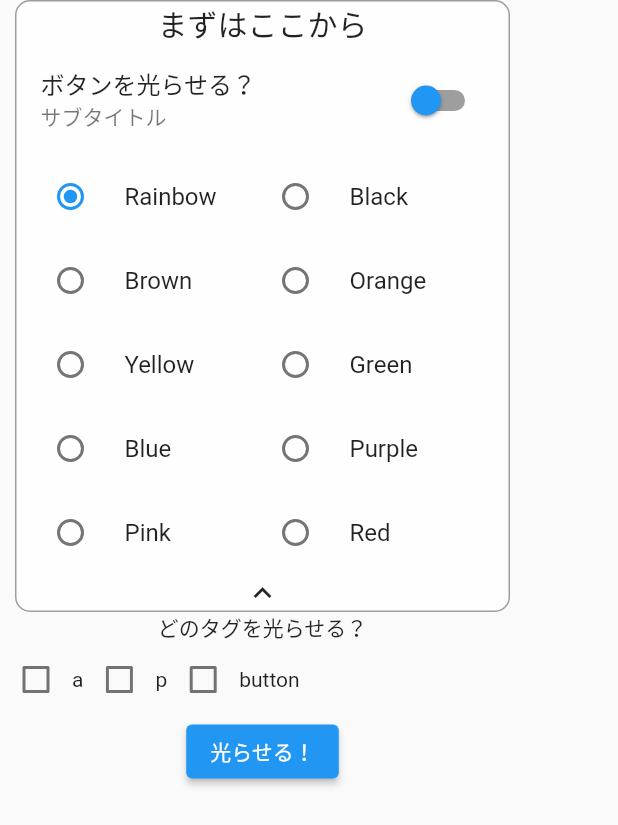
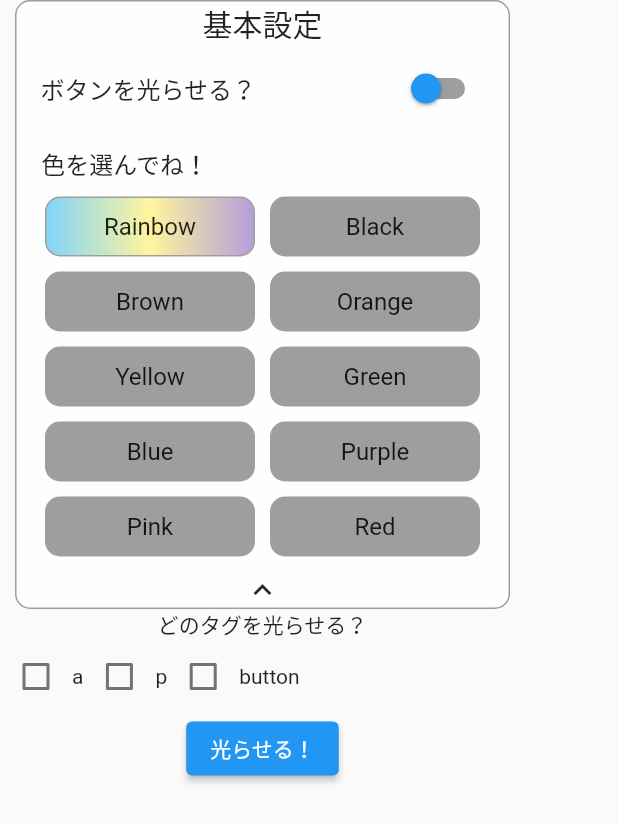
Before and after one commit to futa-ai/rainbow-button, a Flutter app: the screen it shows after launch, on a phone screen of 412 x 824 dp. Shown: the top 825 px of the screen. Run offline on Flutter 3.47's test engine with Material 2 defaults, Android fonts, the light colour scheme and no system bars.

Commit message:
色選択時のラジオボタンを変更しUIを改善

```diff
--- a/flutter_project/lib/main.dart
+++ b/flutter_project/lib/main.dart
@@ -58,17 +58,16 @@ class _MyHomePageState extends State<MyHomePage> {
           children: [
             Container(
               width: 330,
-              // height: 60,
               decoration: BoxDecoration(
                 border: Border.all(color: Colors.grey),
                 borderRadius: BorderRadius.circular(10),
                 color: Colors.white70,
               ),
               child: Column(
+                crossAxisAlignment: CrossAxisAlignment.center,
                 children: [
                   InkWell(
                     onTap: () {
-                      debugPrint('押した');
                       setState(() {
                         _isOpened[0] = !_isOpened[0];
                       });
@@ -80,7 +79,7 @@ class _MyHomePageState extends State<MyHomePage> {
                           height: 30,
                           child: Center(
                             child: Text(
-                              'まずはここから',
+                              '基本設定',
                               style: TextStyle(
                                 fontSize: 20,
                               ),
@@ -90,7 +89,6 @@ class _MyHomePageState extends State<MyHomePage> {
                       ],
                     ),
                   ),
-                  // (_isOpened[0]) ?
                   () {
                     if (_isOpened[0]) {
                       return Column(
@@ -109,119 +107,10 @@ class _MyHomePageState extends State<MyHomePage> {
                             //   size: 50.0,
                             // ),
                             title: const Text('ボタンを光らせる？'),
-                            subtitle: const Text('サブタイトル'),
                             onChanged: _changeSwitch,
                           ),
-                          Row(
-                            children: [
-                              SizedBox(
-                                width: 150,
-                                child: RadioListTile(
-                                  title: const Text('Rainbow'),
-                                  value: RadioValue.RAINBOW,
-                                  groupValue: _gValue,
-                                  onChanged: (value) => _onRadioSelected(value),
-                                ),
-                              ),
-                              SizedBox(
-                                width: 150,
-                                child: RadioListTile(
-                                  title: const Text('Black'),
-                                  value: RadioValue.BLACK,
-                                  groupValue: _gValue,
-                                  onChanged: (value) => _onRadioSelected(value),
-                                ),
-                              ),
-                            ],
-                          ),
-                          Row(
-                            children: [
-                              SizedBox(
-                                width: 150,
-                                child: RadioListTile(
-                                  title: const Text('Brown'),
-                                  value: RadioValue.BROWN,
-                                  groupValue: _gValue,
-                                  onChanged: (value) => _onRadioSelected(value),
-                                ),
-                              ),
-                              SizedBox(
-                                width: 150,
-                                child: RadioListTile(
-                                  title: const Text('Orange'),
-                                  value: RadioValue.ORANGE,
-                                  groupValue: _gValue,
-                                  onChanged: (value) => _onRadioSelected(value),
-                                ),
-                              ),
-                            ],
-                          ),
-                          Row(
-                            children: [
-                              SizedBox(
-                                width: 150,
-                                child: RadioListTile(
-                                  title: const Text('Yellow'),
-                                  value: RadioValue.YELLOW,
-                                  groupValue: _gValue,
-                                  onChanged: (value) => _onRadioSelected(value),
-                                ),
-                              ),
-                              SizedBox(
-                                width: 150,
-                                child: RadioListTile(
-                                  title: const Text('Green'),
-                                  value: RadioValue.GREEN,
-                                  groupValue: _gValue,
-                                  onChanged: (value) => _onRadioSelected(value),
-                                ),
-                              ),
-                            ],
-                          ),
-                          Row(
-                            children: [
-                              SizedBox(
-                                width: 150,
-                                child: RadioListTile(
-                                  title: const Text('Blue'),
-                                  value: RadioValue.BLUE,
-                                  groupValue: _gValue,
-                                  onChanged: (value) => _onRadioSelected(value),
-                                ),
-                              ),
-                              SizedBox(
-                                width: 150,
-                                child: RadioListTile(
-                                  title: const Text('Purple'),
-                                  value: RadioValue.PURPLE,
-                                  groupValue: _gValue,
-                                  onChanged: (value) => _onRadioSelected(value),
-                                ),
-                              ),
-                            ],
-                          ),
-                          Row(
-                            children: [
-                              SizedBox(
-                                width: 150,
-                                child: RadioListTile(
-                                  title: const Text('Pink'),
-                                  value: RadioValue.PINK,
-                                  groupValue: _gValue,
-                                  onChanged: (value) => _onRadioSelected(value),
-                                ),
-                              ),
-                              SizedBox(
-                                width: 150,
-                                child: RadioListTile(
-                                  title: const Text('Red'),
-                                  value: RadioValue.RED,
-                                  groupValue: _gValue,
-                                  onChanged: (value) => _onRadioSelected(value),
-                                ),
-                              ),
-                            ],
-                          ),
+                          const SizedBox(height: 10),
+                          _colorChoiceButton(),
                         ],
                       );
                     } else {
@@ -230,7 +119,6 @@ class _MyHomePageState extends State<MyHomePage> {
                   }(),
                   InkWell(
                     onTap: () {
-                      debugPrint('押した');
                       setState(() {
                         _isOpened[0] = !_isOpened[0];
                       });
@@ -339,15 +227,181 @@ class _MyHomePageState extends State<MyHomePage> {
     );
   }
 
-  _onRadioSelected(value) {
-    setState(() {
-      _gValue = value;
-    });
-  }
-
   void _handleCheckbox(int i, bool value) {
     setState(() {
       _isChecked[i] = value;
     });
   }
+
+  Widget _colorChoiceButton(){
+    return Column(
+      children: [
+        SizedBox(
+          width: 295,
+          child: Column(
+            crossAxisAlignment: CrossAxisAlignment.start,
+            children: const [
+              Text('色を選んでね！',
+                style: TextStyle(
+                  fontSize: 16,
+                ),
+              ),
+            ],
+          ),
+        ),
+        const SizedBox(height: 10),
+        SizedBox(
+          width: 290,
+          child: Column(
+            children: [
+              Row(
+                children: [
+                  _colorButton('Rainbow', RadioValue.RAINBOW),
+                  const SizedBox(width: 10),
+                  _colorButton('Black', RadioValue.BLACK),
+                ],
+              ),
+              const SizedBox(height: 10),
+              Row(
+                children: [
+                  _colorButton('Brown', RadioValue.BROWN),
+                  const SizedBox(width: 10),
+                  _colorButton('Orange', RadioValue.ORANGE),
+                ],
+              ),
+              const SizedBox(height: 10),
+              Row(
+                children: [
+                  _colorButton('Yellow', RadioValue.YELLOW),
+                  const SizedBox(width: 10),
+                  _colorButton('Green', RadioValue.GREEN),
+                ],
+              ),
+              const SizedBox(height: 10),
+              Row(
+                children: [
+                  _colorButton('Blue', RadioValue.BLUE),
+                  const SizedBox(width: 10),
+                  _colorButton('Purple', RadioValue.PURPLE),
+                ],
+              ),
+              const SizedBox(height: 10),
+              Row(
+                children: [
+                  _colorButton('Pink', RadioValue.PINK),
+                  const SizedBox(width: 10),
+                  _colorButton('Red', RadioValue.RED),
+                ],
+              ),
+              const SizedBox(height: 10),
+            ],
+          ),
+        ),
+      ],
+    );
+  }
+
+  Widget _colorButton(String colorName, RadioValue rainbowValue){
+    return InkWell(
+      onTap: () {
+        setState(() {
+          _gValue = rainbowValue;
+        });
+      },
+      child: Column(
+        crossAxisAlignment: CrossAxisAlignment.center,
+        children: [
+          Container(
+            height: 40,
+            width: 140,
+            decoration: BoxDecoration(
+              border: Border.all(color: Colors.grey),
+              borderRadius: BorderRadius.circular(10),
+              color: (_gValue != rainbowValue) ? Colors.grey : null,
+              gradient: (_gValue == rainbowValue) ?
+                LinearGradient(
+                  colors:
+                (){
+                  switch (_gValue) {
+                    case RadioValue.RAINBOW:
+                      return [
+                        Colors.lightBlue.shade200,
+                        Colors.yellow.shade200,
+                        Colors.deepPurple.shade200
+                      ];
+                    case RadioValue.BLACK:
+                      return [
+                        Colors.lightBlue.shade200,
+                        Colors.yellow.shade200,
+                        Colors.deepPurple.shade200
+                      ];
+                    case RadioValue.BROWN:
+                      return [
+                        Colors.lightBlue.shade200,
+                        Colors.yellow.shade200,
+                        Colors.deepPurple.shade200
+                      ];
+                    case RadioValue.ORANGE:
+                      return [
+                        Colors.lightBlue.shade200,
+                        Colors.yellow.shade200,
+                        Colors.deepPurple.shade200
+                      ];
+                    case RadioValue.YELLOW:
+                      return [
+                        Colors.lightBlue.shade200,
+                        Colors.yellow.shade200,
+                        Colors.deepPurple.shade200
+                      ];
+                    case RadioValue.GREEN:
+                      return [
+                        Colors.lightBlue.shade200,
+                        Colors.yellow.shade200,
+                        Colors.deepPurple.shade200
+                      ];
+                    case RadioValue.BLUE:
+                      return [
+                        Colors.lightBlue.shade200,
+                        Colors.yellow.shade200,
+                        Colors.deepPurple.shade200
+                      ];
+                    case RadioValue.PURPLE:
+                      return [
+                        Colors.lightBlue.shade200,
+                        Colors.yellow.shade200,
+                        Colors.deepPurple.shade200
+                      ];
+                    case RadioValue.PINK:
+                      return [
+                        Colors.lightBlue.shade200,
+                        Colors.yellow.shade200,
+                        Colors.deepPurple.shade200
+                      ];
+                    case RadioValue.RED:
+                      return [
+                        Colors.lightBlue.shade200,
+                        Colors.yellow.shade200,
+                        Colors.deepPurple.shade200
+                      ];
+                    default:
+                      return [
+                        Colors.deepPurple.shade200
+                      ];
+                  }
+                }(),
+                ) : null,
+            ),
+            child: Center(
+              child: Text(
+                colorName,
+                style: TextStyle(
+                  fontSize: 16,
+                ),
+              ),
+            ),
+          ),
+        ],
+      ),
+    );
+  }
 }
```
